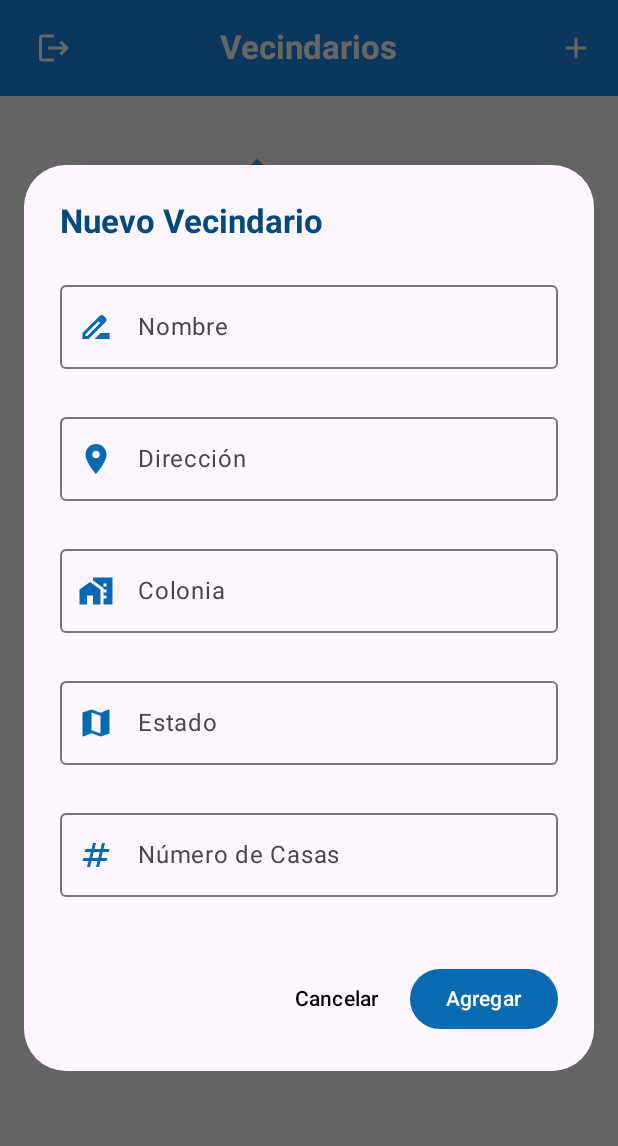
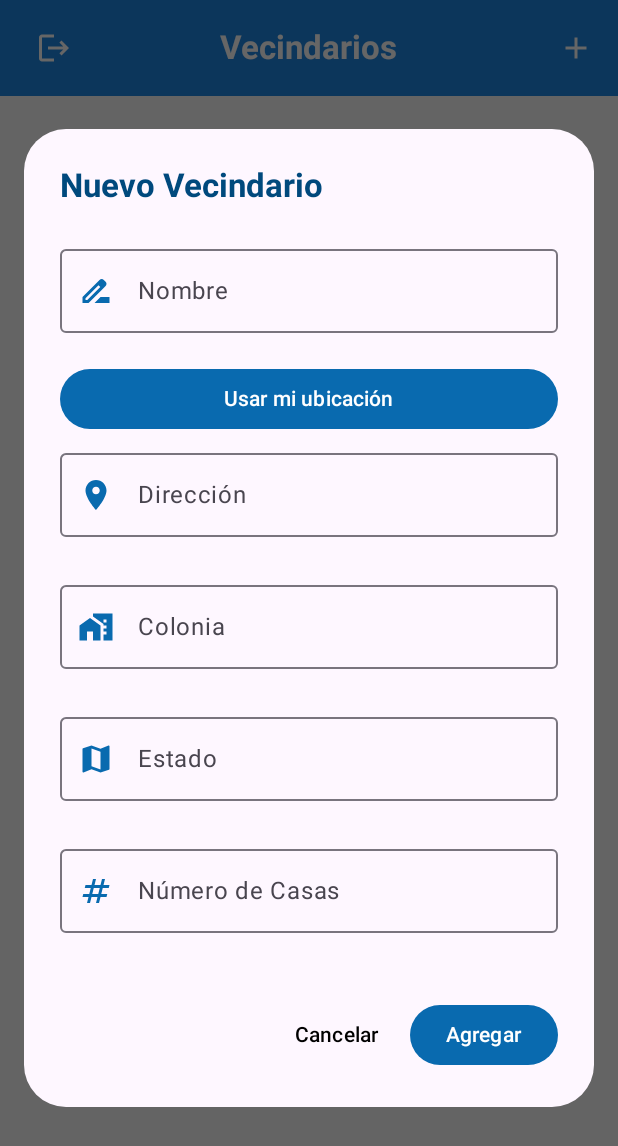
Before and after one commit to donetrmm/vecindappDM, an Android app built with Jetpack Compose: the NeighborhoodsScreen screen opened through its navigation route, after a tap on "Agregar Vecindario", on a phone screen of 412 x 824 dp. Shown: the top 1146 px of the screen. Run offline under Robolectric (Android 15) with nearby library versions, the phone set to English and light mode, and no system bars; network calls fail; 2 other taps on this screen came first.

Commit message:
integración de ubicación al agregar vecindades y vibración en caso de credenciales incorrectas en el login

```diff
--- a/app/build.gradle.kts
+++ b/app/build.gradle.kts
@@ -57,7 +57,8 @@ dependencies {
     implementation(libs.com.squareup.retrofit2.converter.json)
 
     implementation(libs.androidx.navigation.compose)    //Navegation
-    implementation(libs.kotlinx.serialization.json)     //Navegation
+    implementation(libs.kotlinx.serialization.json)
+    implementation(libs.play.services.location)     //Navegation
 
     testImplementation(libs.junit)
     androidTestImplementation(libs.androidx.junit)
--- a/app/src/main/AndroidManifest.xml
+++ b/app/src/main/AndroidManifest.xml
@@ -3,6 +3,10 @@
     xmlns:tools="http://schemas.android.com/tools">
 
     <uses-permission android:name="android.permission.INTERNET"/>
+    <uses-permission android:name="android.permission.VIBRATE"/>
+    <uses-permission android:name="android.permission.ACCESS_FINE_LOCATION"/>
+    <uses-permission android:name="android.permission.ACCESS_COARSE_LOCATION"/>
+
 
     <application
         android:allowBackup="true"
--- /dev/null
+++ b/app/src/main/java/com/moviles/vecindapp/core/vibration/VibrationController.kt
@@ -0,0 +1,5 @@
+package com.moviles.vecindapp.core.vibration
+
+interface VibrationController {
+    fun vibrate(duration: Long = 500L)
+}
--- a/app/src/main/java/com/moviles/vecindapp/login/presentation/LoginScreen.kt
+++ b/app/src/main/java/com/moviles/vecindapp/login/presentation/LoginScreen.kt
@@ -1,5 +1,9 @@
 package com.moviles.vecindapp.login.presentation
 
+import android.content.Context
+import android.os.Build
+import android.os.VibrationEffect
+import android.os.Vibrator
 import androidx.compose.animation.AnimatedVisibility
 import androidx.compose.animation.fadeIn
 import androidx.compose.animation.fadeOut
@@ -12,6 +16,7 @@ import androidx.compose.material3.*
 import androidx.compose.runtime.*
 import androidx.compose.ui.Alignment
 import androidx.compose.ui.Modifier
+import androidx.compose.ui.platform.LocalContext
 import androidx.compose.ui.text.input.ImeAction
 import androidx.compose.ui.text.input.KeyboardType
 import androidx.compose.ui.text.input.PasswordVisualTransformation
@@ -21,7 +26,6 @@ import com.moviles.vecindapp.core.navigation.Routes
 import com.moviles.vecindapp.ui.components.VecindAppLogo
 import com.moviles.vecindapp.ui.theme.VecindAppTheme
 import kotlinx.coroutines.delay
-import kotlinx.coroutines.time.delay
 
 @Composable
 fun LoginScreen(navController: NavHostController) {
@@ -30,7 +34,17 @@ fun LoginScreen(navController: NavHostController) {
     val password by viewModel.password
     val token by viewModel.token
     val errorMessage by viewModel.errorMessage
+    val loginError by viewModel.loginError
+
     var isLoading by remember { mutableStateOf(false) }
+    val context = LocalContext.current
+
+    LaunchedEffect(key1 = loginError) {
+        if (loginError) {
+            vibrarDispositivo(context)
+            viewModel.loginError.value = false
+        }
+    }
 
     VecindAppTheme {
         Scaffold { innerPadding ->
@@ -51,7 +65,6 @@ fun LoginScreen(navController: NavHostController) {
                     Text(
                         text = "VecindApp",
                         style = MaterialTheme.typography.headlineLarge,
-
                     )
                     Spacer(modifier = Modifier.height(24.dp))
                     OutlinedTextField(
@@ -134,7 +147,6 @@ fun LoginScreen(navController: NavHostController) {
         if (token.isNotEmpty()) {
             isLoading = false
             navController.navigate(Routes.NEIGHBORHOODS) {
-                //pila de vuistasss
                 popUpTo(Routes.LOGIN) { inclusive = true }
             }
         }
@@ -153,3 +165,14 @@ fun LoginScreen(navController: NavHostController) {
         }
     }
 }
+
+fun vibrarDispositivo(context: Context) {
+    @Suppress("DEPRECATION")
+    val vibrator = context.getSystemService(Context.VIBRATOR_SERVICE) as Vibrator
+    if (Build.VERSION.SDK_INT >= Build.VERSION_CODES.O) {
+        vibrator.vibrate(VibrationEffect.createOneShot(500, VibrationEffect.DEFAULT_AMPLITUDE))
+    } else {
+        @Suppress("DEPRECATION")
+        vibrator.vibrate(500)
+    }
+}
--- a/app/src/main/java/com/moviles/vecindapp/login/presentation/LoginViewModel.kt
+++ b/app/src/main/java/com/moviles/vecindapp/login/presentation/LoginViewModel.kt
@@ -16,16 +16,20 @@ class LoginViewModel : ViewModel() {
     var password = mutableStateOf("")
     var token = mutableStateOf("")
     var errorMessage = mutableStateOf("")
+    var loginError = mutableStateOf(false)
 
     fun onLogin() {
         viewModelScope.launch {
             try {
                 val response = loginUseCase(email.value, password.value)
                 token.value = response.access_token
+                TokenManager.token = response.access_token
 
-                TokenManager.token = response.access_token
+                errorMessage.value = ""
+                loginError.value = false
             } catch (e: Exception) {
                 errorMessage.value = e.message ?: "Error desconocido"
+                loginError.value = true
             }
         }
     }
--- a/app/src/main/java/com/moviles/vecindapp/neighborhoods/presentation/NeighborhoodsScreen.kt
+++ b/app/src/main/java/com/moviles/vecindapp/neighborhoods/presentation/NeighborhoodsScreen.kt
@@ -1,5 +1,9 @@
 package com.moviles.vecindapp.neighborhoods.presentation
 
+import android.Manifest.permission.ACCESS_FINE_LOCATION
+import android.content.pm.PackageManager
+import androidx.activity.compose.rememberLauncherForActivityResult
+import androidx.activity.result.contract.ActivityResultContracts
 import androidx.compose.animation.AnimatedVisibility
 import androidx.compose.animation.fadeIn
 import androidx.compose.animation.fadeOut
@@ -17,11 +21,14 @@ import androidx.compose.ui.Alignment
 import androidx.compose.ui.Modifier
 import androidx.compose.ui.graphics.Color
 import androidx.compose.ui.graphics.vector.ImageVector
+import androidx.compose.ui.platform.LocalContext
 import androidx.compose.ui.text.font.FontWeight
 import androidx.compose.ui.text.input.ImeAction
 import androidx.compose.ui.text.input.KeyboardType
 import androidx.compose.ui.unit.dp
 import androidx.compose.ui.window.Dialog
+import androidx.core.content.ContextCompat
+import androidx.lifecycle.viewmodel.compose.viewModel
 import androidx.navigation.NavHostController
 import com.moviles.vecindapp.neighborhoods.data.model.NeighborhoodResponse
 import com.moviles.vecindapp.ui.theme.VecindAppTheme
@@ -29,7 +36,7 @@ import com.moviles.vecindapp.ui.theme.VecindAppTheme
 @OptIn(ExperimentalMaterial3Api::class)
 @Composable
 fun NeighborhoodsScreen(navController: NavHostController) {
-    val viewModel = remember { NeighborhoodsViewModel() }
+    val viewModel: NeighborhoodsViewModel = viewModel()
     var showLogoutDialog by remember { mutableStateOf(false) }
 
     LaunchedEffect(Unit) {
@@ -266,6 +273,15 @@ private fun AddNeighborhoodDialog(
     onAdd: () -> Unit,
     viewModel: NeighborhoodsViewModel
 ) {
+    val context = LocalContext.current
+    val requestPermissionLauncher = rememberLauncherForActivityResult(
+        contract = ActivityResultContracts.RequestPermission()
+    ) { isGranted: Boolean ->
+        if (isGranted) {
+            viewModel.obtenerUbicacion()
+        }
+    }
+
     Dialog(
         onDismissRequest = {
             viewModel.showError.value = false
@@ -300,6 +316,25 @@ private fun AddNeighborhoodDialog(
                     isError = viewModel.errorFields.value.contains("nombre"),
                     errorMessage = "Nombre requerido"
                 )
+
+                Button(
+                    onClick = {
+                        if (ContextCompat.checkSelfPermission(context, ACCESS_FINE_LOCATION) == PackageManager.PERMISSION_GRANTED) {
+                            viewModel.obtenerUbicacion()
+                        } else {
+                            requestPermissionLauncher.launch(ACCESS_FINE_LOCATION)
+                        }
+                    },
+                    modifier = Modifier.fillMaxWidth(),
+                    colors = ButtonColors(
+                        containerColor = Color(0xFF096AAF),
+                        contentColor = Color.White,
+                        disabledContainerColor = Color.Black,
+                        disabledContentColor = Color.White
+                    )
+                ) {
+                    Text("Usar mi ubicación")
+                }
 
                 InputField(
                     value = viewModel.direccion.value,
--- a/gradle/libs.versions.toml
+++ b/gradle/libs.versions.toml
@@ -16,6 +16,7 @@ savedState = "2.8.7"
 lifecycleViewModelKtx = "2.8.7"
 navigationCompose = "2.8.5"
 kotlinSerialization = "1.6.3"
+playServicesLocation = "21.3.0"
 
 [libraries]
 androidx-core-ktx = { group = "androidx.core", name = "core-ktx", version.ref = "coreKtx" }
@@ -47,6 +48,7 @@ androidx-compose-material-icons-extended = { group = "androidx.compose.material"
 # Navegación
 androidx-navigation-compose = { group =  'androidx.navigation', name = 'navigation-compose', version.ref = 'navigationCompose' }
 kotlinx-serialization-json = { group = 'org.jetbrains.kotlinx', name = 'kotlinx-serialization-json-jvm', version.ref = 'kotlinSerialization' }
+play-services-location = { group = "com.google.android.gms", name = "play-services-location", version.ref = "playServicesLocation" }
 
 [plugins]
 android-application = { id = "com.android.application", version.ref = "agp" }
```
Also changed, not shown: app/src/main/java/com/moviles/vecindapp/core/vibration/DefaultVibrationController.kt (added, +19 -0 lines), app/src/main/java/com/moviles/vecindapp/core/vibration/LocalVibrationController.kt (added, +7 -0 lines), app/src/main/java/com/moviles/vecindapp/neighborhoods/presentation/NeighborhoodsViewModel.kt (+33 -7 lines).
